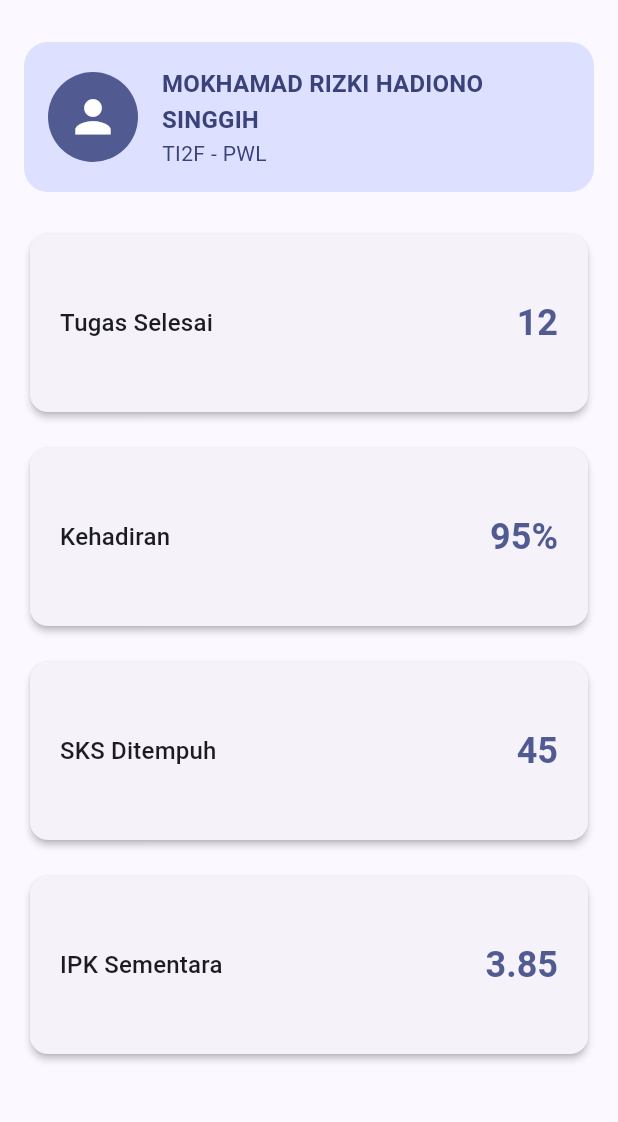
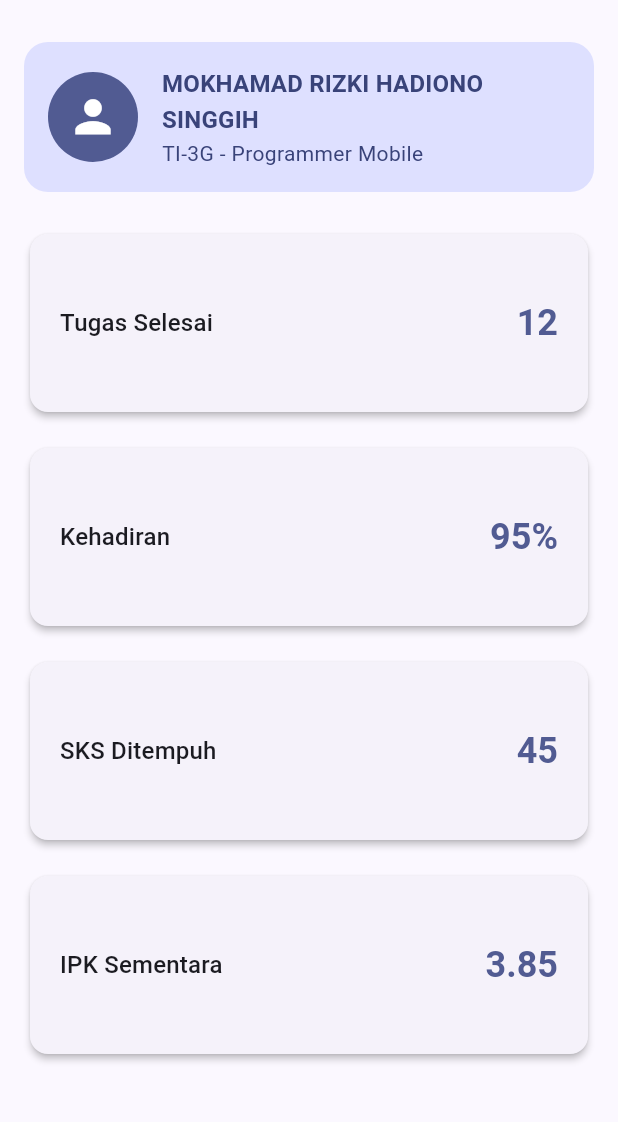
Before and after one commit to RizkiHadiono/244107020198-mobile-course, a Flutter app: the screen it shows after launch, on a phone screen of 412 x 824 dp, the part 66-1188 px from its top. Run offline on Flutter 3.47's test engine with Material 3 defaults, Android fonts, the light colour scheme and no system bars.

```diff
--- a/_02_week_2_declarative_ui_responsive_design/lib/main.dart
+++ b/_02_week_2_declarative_ui_responsive_design/lib/main.dart
@@ -105,7 +105,7 @@ class AcademicDashboardPage extends StatelessWidget {
                               ),
                         ),
                         Text(
-                          'TI2F - PWL',
+                          'TI-3G - Programmer Mobile',
                           style: Theme.of(context).textTheme.bodyMedium?.copyWith(
                                 color: Theme.of(context).colorScheme.onPrimaryContainer,
                               ),
```
Also changed, not shown: 18 other files.
